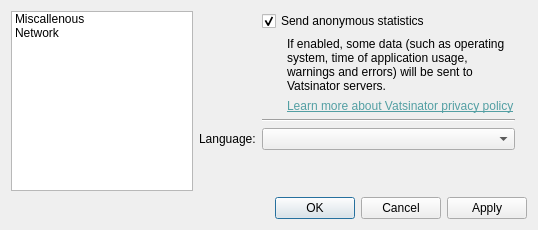
Old version of the form src/application/widgets/settingswindow.ui in the repository Vatsinator/vatsinator-legacy.
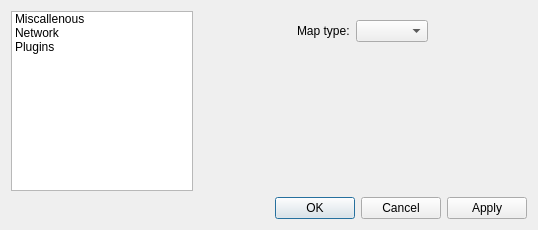
New version of the form. The open tabs and pages were chosen to show the change. Icons and pictures are not drawn.

Diff of the .ui file:
```diff
--- a/src/application/widgets/settingswindow.ui
+++ b/src/application/widgets/settingswindow.ui
@@ -190,6 +190,59 @@
        </item>
       </layout>
      </widget>
+     <widget class="QWidget" name="page">
+      <layout class="QGridLayout" name="gridLayout_4">
+       <item row="0" column="0">
+        <spacer name="horizontalSpacer_4">
+         <property name="orientation">
+          <enum>Qt::Horizontal</enum>
+         </property>
+         <property name="sizeHint" stdset="0">
+          <size>
+           <width>91</width>
+           <height>20</height>
+          </size>
+         </property>
+        </spacer>
+       </item>
+       <item row="0" column="1">
+        <widget class="QLabel" name="label">
+         <property name="text">
+          <string>Map type:</string>
+         </property>
+        </widget>
+       </item>
+       <item row="0" column="2">
+        <widget class="QComboBox" name="mapTypes"/>
+       </item>
+       <item row="0" column="3">
+        <spacer name="horizontalSpacer_5">
+         <property name="orientation">
+          <enum>Qt::Horizontal</enum>
+         </property>
+         <property name="sizeHint" stdset="0">
+          <size>
+           <width>91</width>
+           <height>20</height>
+          </size>
+         </property>
+        </spacer>
+       </item>
+       <item row="1" column="2">
+        <spacer name="verticalSpacer_3">
+         <property name="orientation">
+          <enum>Qt::Vertical</enum>
+         </property>
+         <property name="sizeHint" stdset="0">
+          <size>
+           <width>20</width>
+           <height>127</height>
+          </size>
+         </property>
+        </spacer>
+       </item>
+      </layout>
+     </widget>
     </widget>
    </item>
    <item row="1" column="0" colspan="2">
@@ -243,6 +296,15 @@
         <normaloff>:/icons/preferences-network.png</normaloff>:/icons/preferences-network.png</iconset>
       </property>
      </item>
+     <item>
+      <property name="text">
+       <string>Plugins</string>
+      </property>
+      <property name="icon">
+       <iconset resource="resources/icons.qrc">
+        <normaloff>:/icons/preferences-plugins.png</normaloff>:/icons/preferences-plugins.png</iconset>
+      </property>
+     </item>
     </widget>
    </item>
   </layout>
```
Left out of the diff: 5 changed lines with no effect on the pictures.
